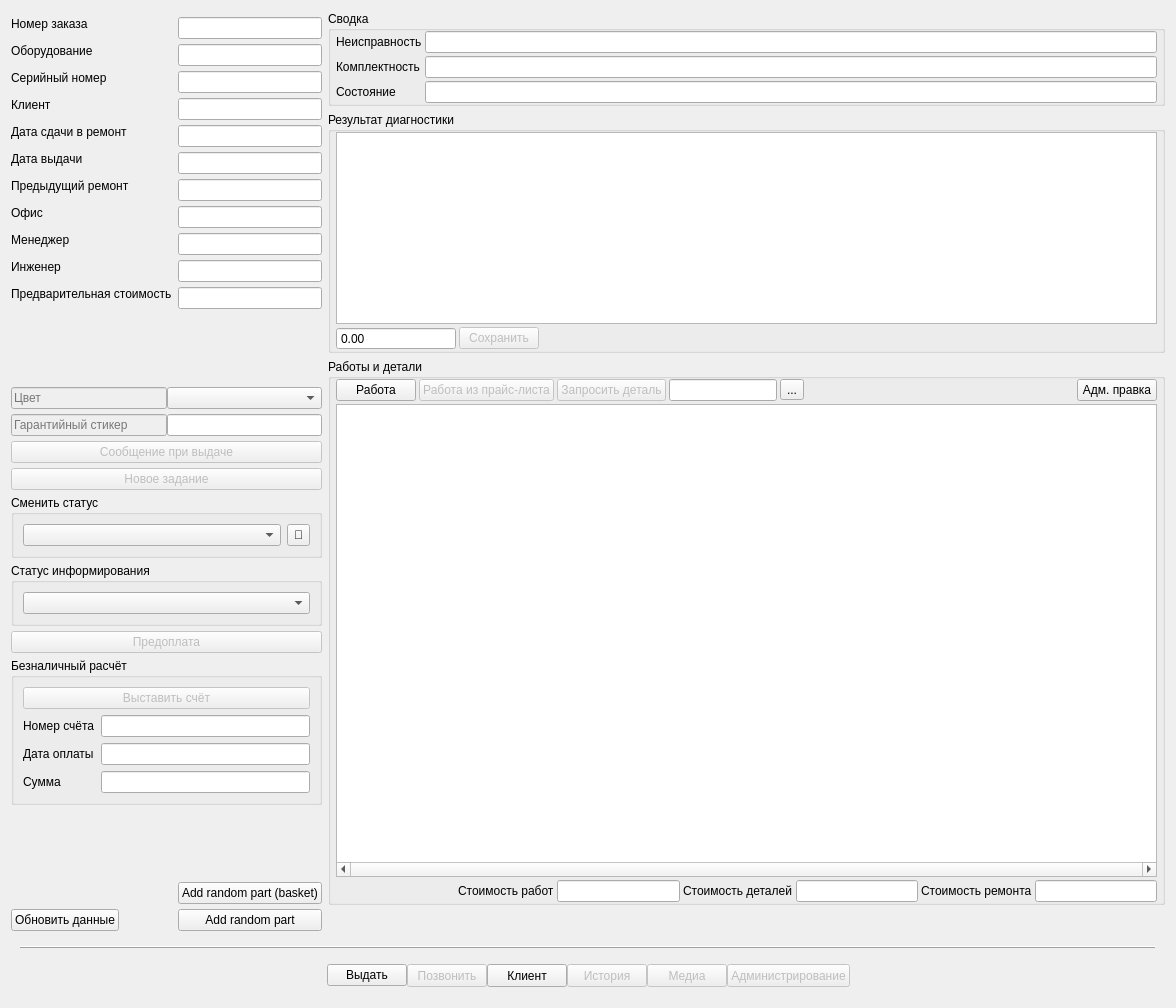
Before: the Qt Designer form tabrepair.ui in solderercb/snap_crm, drawn with Qt 5.
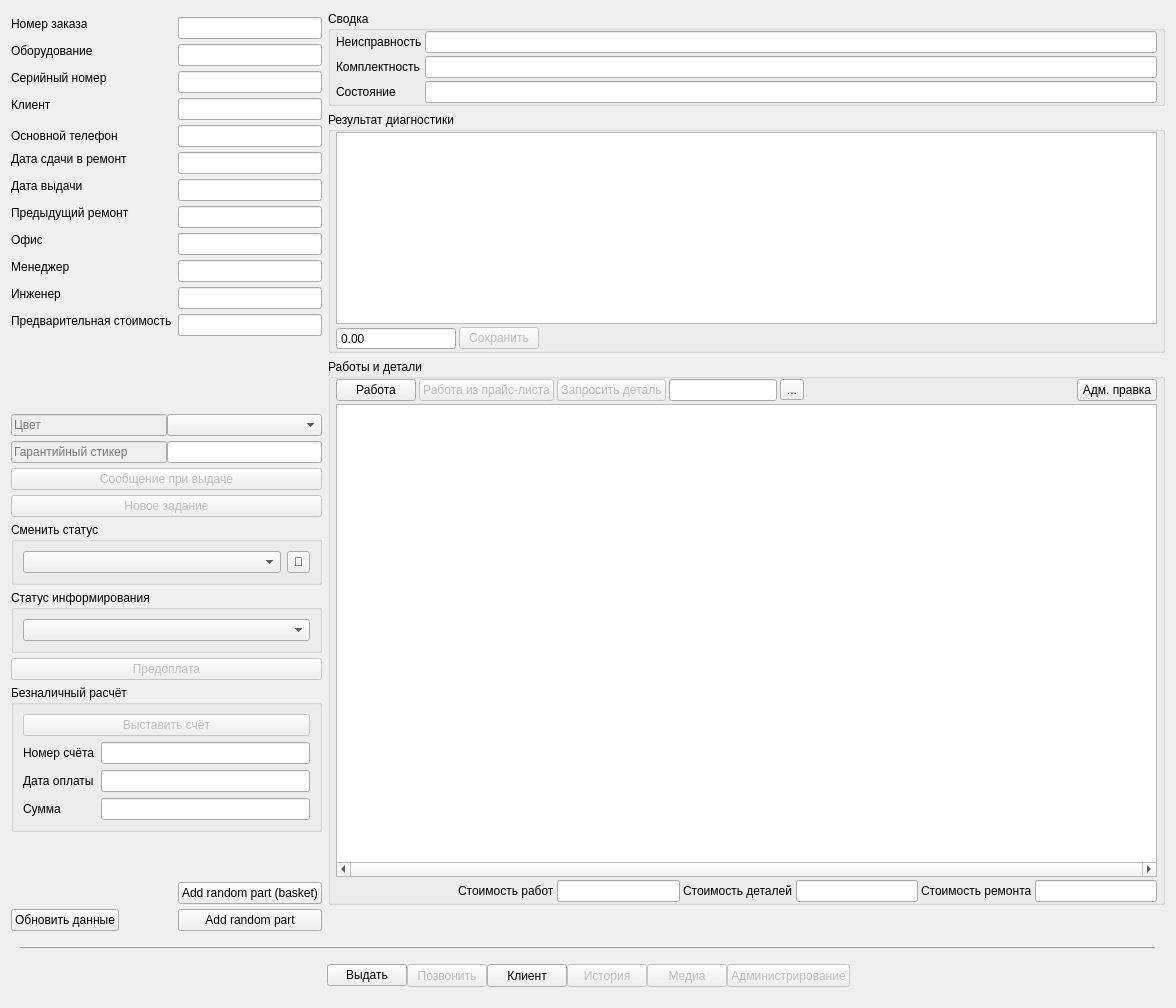
After: the same form once the commit is applied. Icons and pictures are not drawn. Custom widgets are drawn as their Qt base class.

Commit message: В карте ремонта добавлено поле с основным номером телефона клиента (отображается при наличии соотв. разрешений).

Patch:
```diff
--- a/tabrepair.ui
+++ b/tabrepair.ui
@@ -148,7 +148,7 @@
            </property>
           </widget>
          </item>
-         <item row="4" column="0">
+         <item row="5" column="0">
           <widget class="QLabel" name="labelInDate">
            <property name="sizePolicy">
             <sizepolicy hsizetype="Preferred" vsizetype="Fixed">
@@ -161,7 +161,7 @@
            </property>
           </widget>
          </item>
-         <item row="4" column="1">
+         <item row="5" column="1">
           <widget class="SLineEdit" name="lineEditInDate">
            <property name="sizePolicy">
             <sizepolicy hsizetype="Expanding" vsizetype="Fixed">
@@ -177,7 +177,7 @@
            </property>
           </widget>
          </item>
-         <item row="5" column="0">
+         <item row="6" column="0">
           <widget class="QLabel" name="labelOutDate">
            <property name="sizePolicy">
             <sizepolicy hsizetype="Preferred" vsizetype="Fixed">
@@ -190,7 +190,7 @@
            </property>
           </widget>
          </item>
-         <item row="5" column="1">
+         <item row="6" column="1">
           <widget class="SLineEdit" name="lineEditOutDate">
            <property name="sizePolicy">
             <sizepolicy hsizetype="Expanding" vsizetype="Fixed">
@@ -206,7 +206,7 @@
            </property>
           </widget>
          </item>
-         <item row="7" column="0">
+         <item row="8" column="0">
           <widget class="QLabel" name="labelOffice">
            <property name="sizePolicy">
             <sizepolicy hsizetype="Preferred" vsizetype="Fixed">
@@ -219,7 +219,7 @@
            </property>
           </widget>
          </item>
-         <item row="7" column="1">
+         <item row="8" column="1">
           <widget class="SLineEdit" name="lineEditOffice">
            <property name="sizePolicy">
             <sizepolicy hsizetype="Expanding" vsizetype="Fixed">
@@ -235,7 +235,7 @@
            </property>
           </widget>
          </item>
-         <item row="8" column="0">
+         <item row="9" column="0">
           <widget class="QLabel" name="labelManager">
            <property name="sizePolicy">
             <sizepolicy hsizetype="Preferred" vsizetype="Fixed">
@@ -248,7 +248,7 @@
            </property>
           </widget>
          </item>
-         <item row="8" column="1">
+         <item row="9" column="1">
           <widget class="SLineEdit" name="lineEditManager">
            <property name="sizePolicy">
             <sizepolicy hsizetype="Expanding" vsizetype="Fixed">
@@ -264,7 +264,7 @@
            </property>
           </widget>
          </item>
-         <item row="9" column="0">
+         <item row="10" column="0">
           <widget class="QLabel" name="labelEngineer">
            <property name="sizePolicy">
             <sizepolicy hsizetype="Preferred" vsizetype="Fixed">
@@ -277,7 +277,7 @@
            </property>
           </widget>
          </item>
-         <item row="9" column="1">
+         <item row="10" column="1">
           <widget class="SLineEdit" name="lineEditEngineer">
            <property name="sizePolicy">
             <sizepolicy hsizetype="Expanding" vsizetype="Fixed">
@@ -293,7 +293,7 @@
            </property>
           </widget>
          </item>
-         <item row="10" column="0">
+         <item row="11" column="0">
           <widget class="QLabel" name="labelPreagreedAmount">
            <property name="sizePolicy">
             <sizepolicy hsizetype="Preferred" vsizetype="Fixed">
@@ -306,7 +306,7 @@
            </property>
           </widget>
          </item>
-         <item row="10" column="1">
+         <item row="11" column="1">
           <widget class="SLineEdit" name="lineEditPreagreedAmount">
            <property name="sizePolicy">
             <sizepolicy hsizetype="Expanding" vsizetype="Fixed">
@@ -322,7 +322,7 @@
            </property>
           </widget>
          </item>
-         <item row="11" column="0" colspan="2">
+         <item row="12" column="0" colspan="2">
           <widget class="QListWidget" name="listWidgetExtraInfo">
            <property name="sizePolicy">
             <sizepolicy hsizetype="Expanding" vsizetype="Minimum">
@@ -400,7 +400,7 @@
            </property>
           </widget>
          </item>
-         <item row="13" column="0" colspan="2">
+         <item row="14" column="0" colspan="2">
           <layout class="QHBoxLayout" name="horizontalLayout_4">
            <item>
             <widget class="QLineEdit" name="lineEditWarrantyLabel">
@@ -433,7 +433,7 @@
            </item>
           </layout>
          </item>
-         <item row="14" column="0" colspan="2">
+         <item row="15" column="0" colspan="2">
           <widget class="QPushButton" name="pushButtonSetOutMessage">
            <property name="enabled">
             <bool>false</bool>
@@ -443,7 +443,7 @@
            </property>
           </widget>
          </item>
-         <item row="15" column="0" colspan="2">
+         <item row="16" column="0" colspan="2">
           <widget class="QPushButton" name="pushButtonCreateTask">
            <property name="enabled">
             <bool>false</bool>
@@ -453,7 +453,7 @@
            </property>
           </widget>
          </item>
-         <item row="16" column="0" colspan="2">
+         <item row="17" column="0" colspan="2">
           <widget class="QGroupBox" name="groupBoxChangeStatus">
            <property name="sizePolicy">
             <sizepolicy hsizetype="Preferred" vsizetype="Minimum">
@@ -503,7 +503,7 @@
            </layout>
           </widget>
          </item>
-         <item row="17" column="0" colspan="2">
+         <item row="18" column="0" colspan="2">
           <widget class="QGroupBox" name="groupBoxChangeNotifyStatus">
            <property name="sizePolicy">
             <sizepolicy hsizetype="Preferred" vsizetype="Minimum">
@@ -534,7 +534,7 @@
            </layout>
           </widget>
          </item>
-         <item row="18" column="0" colspan="2">
+         <item row="19" column="0" colspan="2">
           <widget class="QPushButton" name="pushButtonCreatePrepayOrder">
            <property name="enabled">
             <bool>false</bool>
@@ -544,7 +544,7 @@
            </property>
           </widget>
          </item>
-         <item row="12" column="0" colspan="2">
+         <item row="13" column="0" colspan="2">
           <layout class="QHBoxLayout" name="horizontalLayout_3" stretch="1,1">
            <item>
             <widget class="QLineEdit" name="lineEditColor">
@@ -580,7 +580,7 @@
            </item>
           </layout>
          </item>
-         <item row="6" column="1">
+         <item row="7" column="1">
           <widget class="SLineEdit" name="lineEditExtPrevRepair">
            <property name="sizePolicy">
             <sizepolicy hsizetype="Expanding" vsizetype="Fixed">
@@ -596,7 +596,7 @@
            </property>
           </widget>
          </item>
-         <item row="6" column="0">
+         <item row="7" column="0">
           <widget class="QLabel" name="labelExtPrevRepair">
            <property name="sizePolicy">
             <sizepolicy hsizetype="Preferred" vsizetype="Fixed">
@@ -609,7 +609,7 @@
            </property>
           </widget>
          </item>
-         <item row="19" column="0" colspan="2">
+         <item row="20" column="0" colspan="2">
           <widget class="QGroupBox" name="groupBoxCashless">
            <property name="sizePolicy">
             <sizepolicy hsizetype="Preferred" vsizetype="Minimum">
@@ -676,7 +676,7 @@
            </layout>
           </widget>
          </item>
-         <item row="20" column="1">
+         <item row="21" column="1">
           <spacer name="verticalSpacer_3">
            <property name="orientation">
             <enum>Qt::Vertical</enum>
@@ -689,27 +689,37 @@
            </property>
           </spacer>
          </item>
-         <item row="22" column="0">
+         <item row="23" column="0">
           <widget class="QPushButton" name="pushButtonManualUpdateRepairData">
            <property name="text">
             <string>Обновить данные</string>
            </property>
           </widget>
          </item>
-         <item row="22" column="1">
+         <item row="23" column="1">
           <widget class="QPushButton" name="dbgBtnAddRandomPart">
            <property name="text">
             <string>Add random part</string>
            </property>
           </widget>
          </item>
-         <item row="21" column="1">
+         <item row="22" column="1">
           <widget class="QPushButton" name="dbgBtnAddRandomPartBasket">
            <property name="text">
             <string>Add random part (basket)</string>
            </property>
           </widget>
          </item>
+         <item row="4" column="1">
+          <widget class="QLineEdit" name="lineEditPrimaryPhone"/>
+         </item>
+         <item row="4" column="0">
+          <widget class="QLabel" name="labelPrimaryPhone">
+           <property name="text">
+            <string>Основной телефон</string>
+           </property>
+          </widget>
+         </item>
         </layout>
        </item>
        <item row="0" column="1" rowspan="2">
@@ -1549,6 +1559,11 @@
   </layout>
  </widget>
  <customwidgets>
+  <customwidget>
+   <class>SComboBox</class>
+   <extends>QComboBox</extends>
+   <header location="global">widgets/scombobox.h</header>
+  </customwidget>
   <customwidget>
    <class>SLineEdit</class>
    <extends>QLineEdit</extends>
@@ -1563,11 +1578,6 @@
    <extends>QTableView</extends>
    <header>tabrepair.h</header>
   </customwidget>
-  <customwidget>
-   <class>SComboBox</class>
-   <extends>QComboBox</extends>
-   <header location="global">widgets/scombobox.h</header>
-  </customwidget>
   <customwidget>
    <class>STextEdit</class>
    <extends>QTextEdit</extends>
```
The commit also changes 2 other files.
